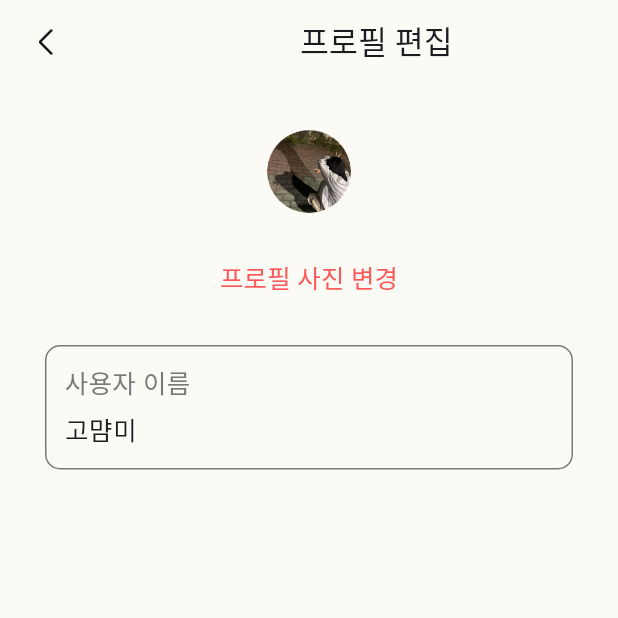
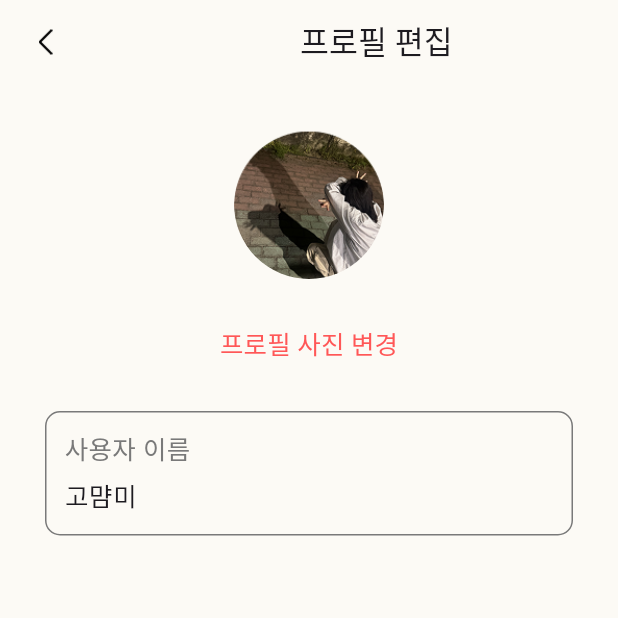
Before and after one commit to grazzy7124/SODA-happily-practice, a Flutter app: the Edit screen opened directly, on a phone screen of 412 x 824 dp, the top half of it. Run offline on Flutter 3.47's test engine with Material 3 defaults, Android fonts, the phone set to English and light mode, and no system bars.

Commit message:
third.profile

```diff
--- a/lib/profileedit1.dart
+++ b/lib/profileedit1.dart
@@ -41,8 +41,8 @@
       children: [
         SizedBox(height: 30),
         SizedBox(
-          width: 56,
-          height: 56,
+          width: 100,
+          height: 100,
           child: ClipRRect(
             borderRadius: BorderRadius.circular(90),
             child: Image.asset(main, fit: BoxFit.cover),
```
